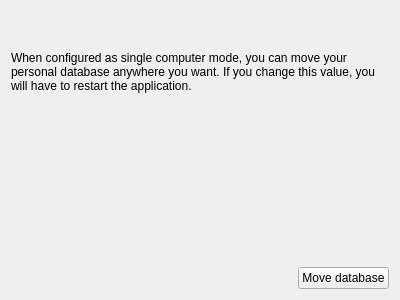
Above: plugins/fmfcoreplugin/sqlitedatabasepathpreferences.ui from FreeHealth/freehealth before the change. Below: the same form after it.
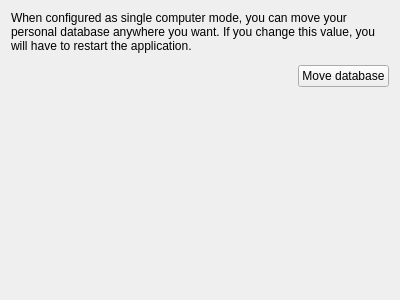
That is the form after the change. Custom widgets are drawn as their Qt base class.

The edit to the form file:
```diff
--- a/plugins/fmfcoreplugin/sqlitedatabasepathpreferences.ui
+++ b/plugins/fmfcoreplugin/sqlitedatabasepathpreferences.ui
@@ -50,6 +50,19 @@
      </property>
     </widget>
    </item>
+   <item row="3" column="1">
+    <spacer name="verticalSpacer">
+     <property name="orientation">
+      <enum>Qt::Vertical</enum>
+     </property>
+     <property name="sizeHint" stdset="0">
+      <size>
+       <width>20</width>
+       <height>40</height>
+      </size>
+     </property>
+    </spacer>
+   </item>
   </layout>
  </widget>
  <customwidgets>
```
Left out of the diff: 6 changed lines with no effect on the pictures.
